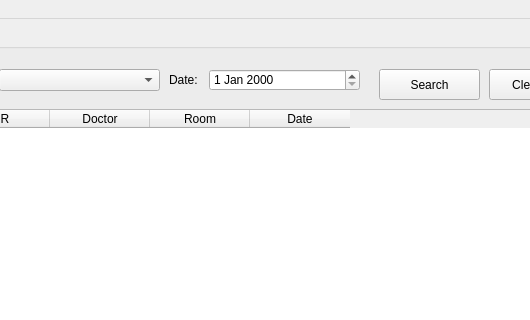
The window that Screens/Receptionist MainMenu.ui (RaahimHash/DBMS-Project-UHU-Clinic) describes before a commit, drawn with Qt 5; both pictures show x 491 to 1021 and y 0 to 320 of the 1129 by 603 pixel window.
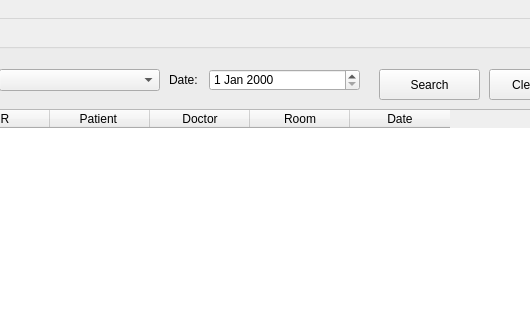
The same window after the commit.

The edit to the form file:
```diff
--- a/Screens/Receptionist MainMenu.ui
+++ b/Screens/Receptionist MainMenu.ui
@@ -131,6 +131,11 @@
        <string>MR</string>
       </property>
      </column>
+     <column>
+      <property name="text">
+       <string>Patient </string>
+      </property>
+     </column>
      <column>
       <property name="text">
        <string>Doctor</string>
```
